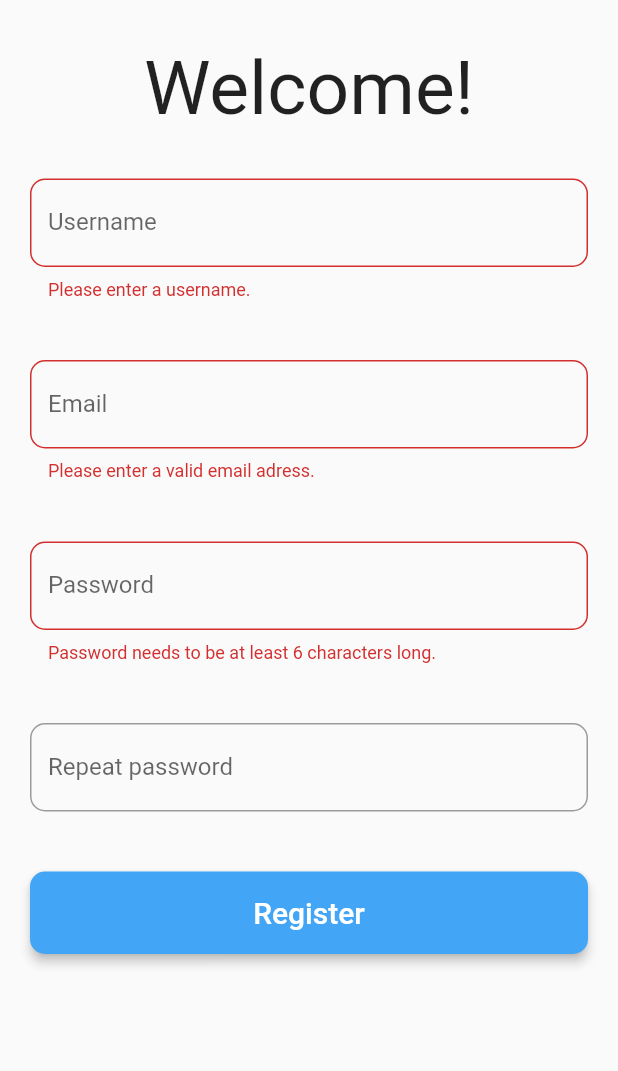
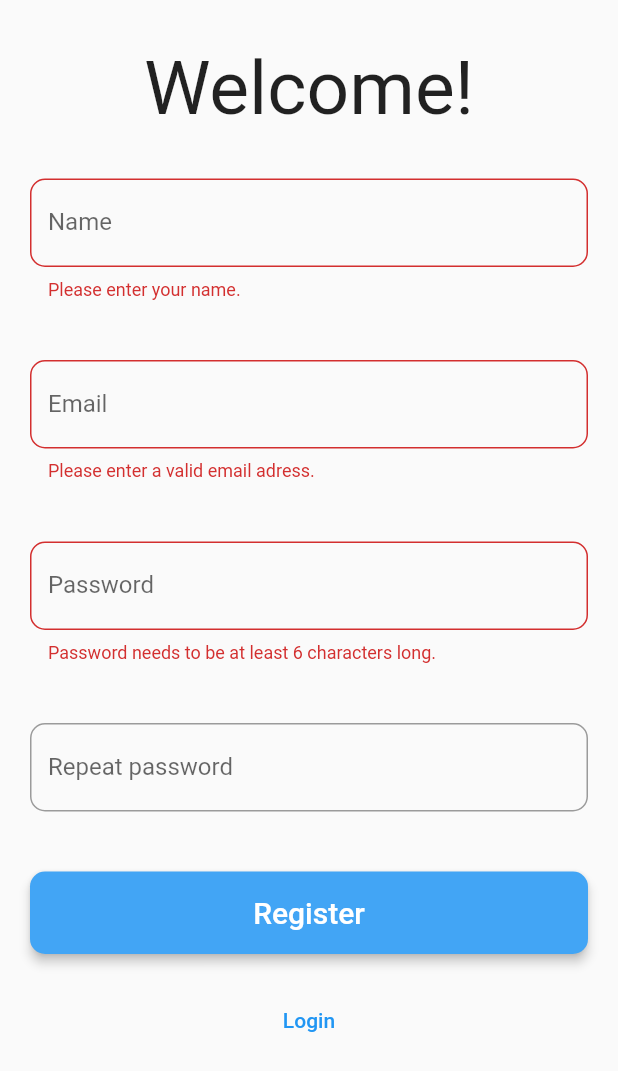
Before and after one commit to Talha-Bayansar/flutter-chat, a Flutter app: the Register screen opened directly, after a tap on "Register", on a phone screen of 412 x 824 dp. Shown: the top 1071 px of the screen. Run offline on Flutter 3.47's test engine with Material 2 defaults, Android fonts, the phone set to English and light mode, and no system bars; our stand-ins replace cloud_firestore, firebase_auth, firebase_core, shared_preferences; accounts and stored records are empty.

Commit message:
rework works completely

```diff
--- a/lib/screens/chat.dart
+++ b/lib/screens/chat.dart
@@ -3,6 +3,7 @@ import 'dart:async';
 import 'package:chat/components/messageInputRow.dart';
 import 'package:chat/components/messages/receiverMessage.dart';
 import 'package:chat/components/messages/senderMessage.dart';
+import 'package:chat/services/auth.dart';
 import 'package:chat/state/chat_data.dart';
 import 'package:flutter/material.dart';
 import 'package:provider/provider.dart';
@@ -42,6 +43,7 @@ class _ChatState extends State<Chat> {
   void initState() {
     super.initState();
     _scrollController.addListener(_scrollListener);
+    _scrollToBottom();
   }
 
   @override
@@ -89,8 +91,7 @@ Widget messageStreamBuilder(context, snapshot) {
   }
   List<Widget> messages = [];
   for (var message in snapshot.data.docs) {
-    if (message["sender"] ==
-        Provider.of<ChatData>(context).currentUser["uid"]) {
+    if (message["sender"] == AuthMethods().auth.currentUser.uid) {
       messages.add(
         SenderMessage(
           message: message["message"],
--- a/lib/screens/register.dart
+++ b/lib/screens/register.dart
@@ -2,12 +2,14 @@ import 'package:chat/components/customTextButton.dart';
 import 'package:chat/components/customTextFormField.dart';
 import 'package:chat/components/customTitle.dart';
 import 'package:chat/screens/home.dart';
+import 'package:chat/screens/login.dart';
+import 'package:chat/services/auth.dart';
 import 'package:chat/state/chat_data.dart';
 import 'package:flutter/material.dart';
 import 'package:provider/provider.dart';
 
 class Register extends StatelessWidget {
-  final TextEditingController usernameController = TextEditingController();
+  final TextEditingController nameController = TextEditingController();
   final TextEditingController emailController = TextEditingController();
   final TextEditingController passwordController = TextEditingController();
   final TextEditingController passwordController2 = TextEditingController();
@@ -25,11 +27,11 @@ class Register extends StatelessWidget {
                 text: "Welcome!",
               ),
               CustomTextFormField(
-                controller: usernameController,
-                label: "Username",
+                controller: nameController,
+                label: "Name",
                 validator: (value) {
                   if (value.isEmpty) {
-                    return "Please enter a username.";
+                    return "Please enter your name.";
                   }
                   return null;
                 },
@@ -75,9 +77,11 @@ class Register extends StatelessWidget {
                 onPressed: () async {
                   if (_formKey.currentState.validate()) {
                     try {
-                      await Provider.of<ChatData>(context, listen: false)
-                          .register(
-                              emailController.text, passwordController.text);
+                      await AuthMethods().createUserWithEmailPassword(
+                          context,
+                          emailController.text,
+                          passwordController.text,
+                          nameController.text);
                       Navigator.pushReplacement(
                           context,
                           MaterialPageRoute(
@@ -91,6 +95,17 @@ class Register extends StatelessWidget {
                 text: "Register",
                 textColor: Colors.white,
               ),
+              TextButton(
+                onPressed: () {
+                  Navigator.pushReplacement(
+                    context,
+                    MaterialPageRoute(
+                      builder: (context) => Login(),
+                    ),
+                  );
+                },
+                child: Text("Login"),
+              )
             ],
           ),
         ),
```
Also changed, not shown: lib/helperFunctions/sharedpref_helper.dart (+50 -0 lines), lib/main.dart (+14 -1 lines), lib/screens/home.dart (+5 -5 lines), lib/screens/login.dart (+12 -0 lines), lib/services/auth.dart (+61 -4 lines), lib/services/database.dart (added, +11 -0 lines).
